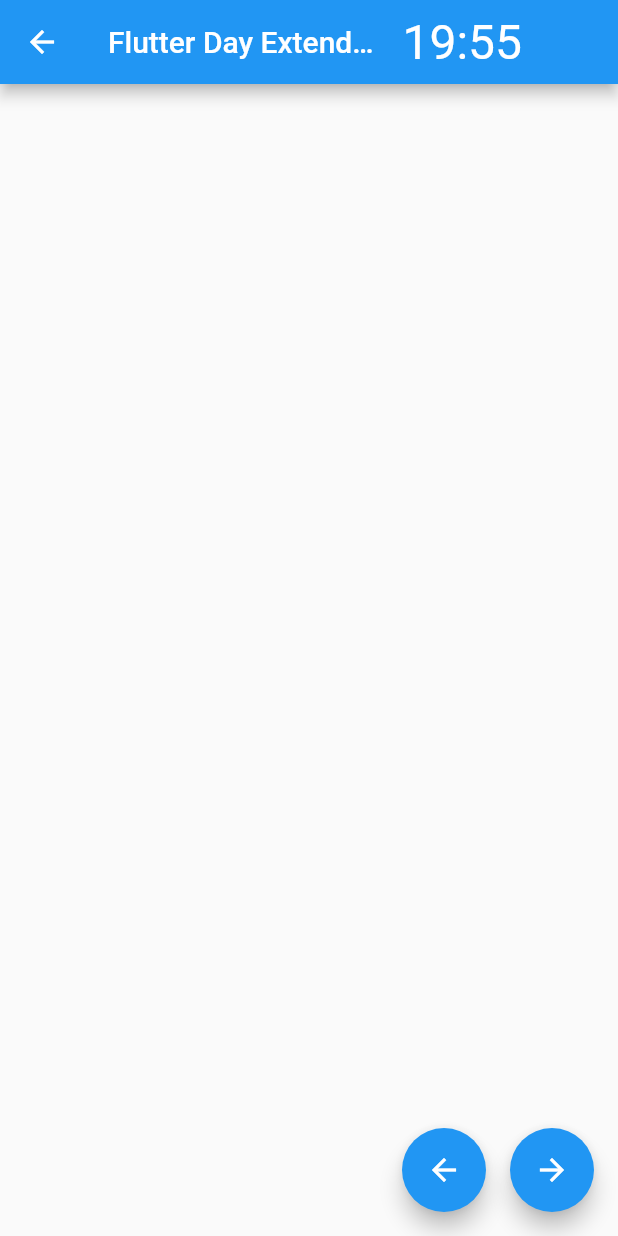
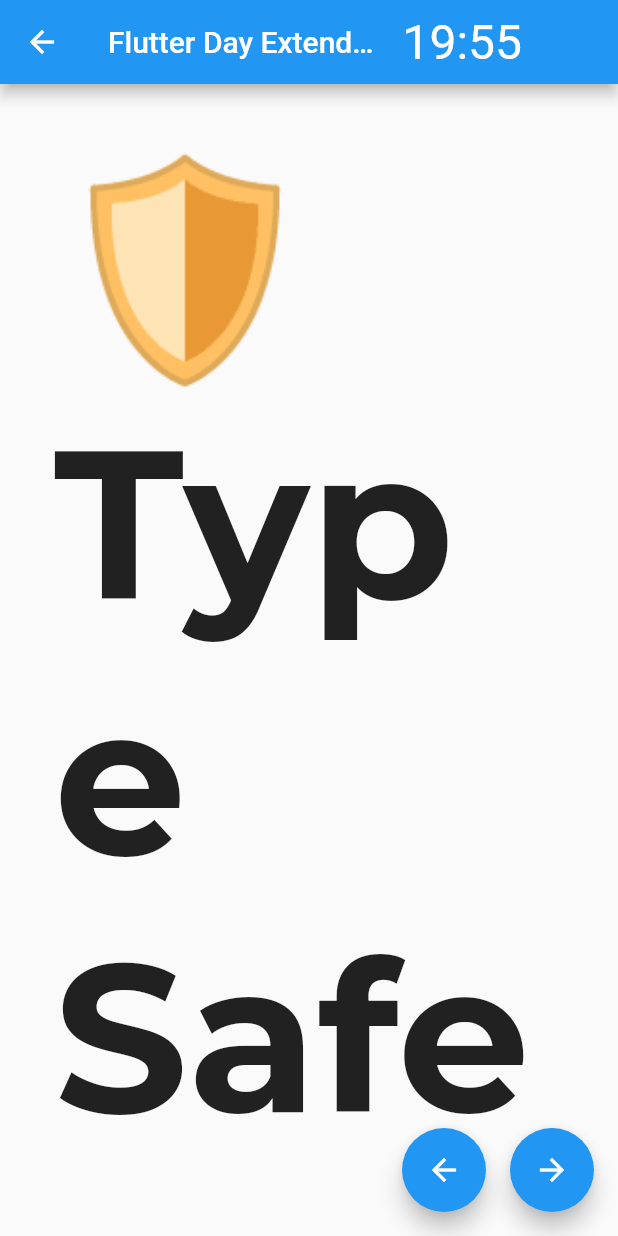
Before and after one commit to JAICHANGPARK/flutter_day_extended_seoul_2020, a Flutter app: the MyHomePage screen opened directly, swiped to page 5, on a phone screen of 412 x 824 dp. Run offline on Flutter 3.47's test engine with Material 2 defaults, Android fonts, the phone set to English and light mode, and no system bars; our stand-ins replace flutter_markdown, flutter_svg, google_fonts; missing offline and left inert: decoding_text_effect, flutter_particles; network calls fail.

Commit message:
Update slide_03.dart

```diff
--- a/lib/slide/slide_03.dart
+++ b/lib/slide/slide_03.dart
@@ -1,9 +1,24 @@
 import 'package:flutter/material.dart';
+import 'package:google_fonts/google_fonts.dart';
 
 
 class Slide03 extends StatelessWidget {
   @override
   Widget build(BuildContext context) {
-    return Container();
+    return Padding(
+      padding: const EdgeInsets.all(36.0),
+      child: Column(
+        crossAxisAlignment: CrossAxisAlignment.start,
+        children: [
+          Text("🛡 Type Safe", style: GoogleFonts.montserrat(
+            fontWeight: FontWeight.bold,
+            fontSize: 140
+          ),),
+
+          Text("")
+
+        ],
+      ),
+    );
   }
 }
```
